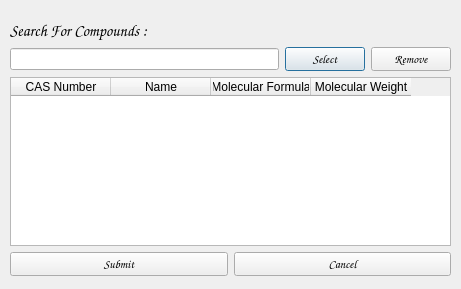
FOSSEE/Chemical-Simulator-GUI, file comp_selector.ui: the form before one commit.
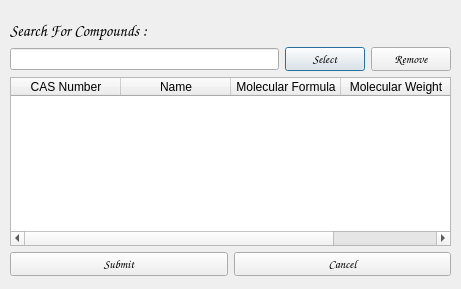
The form after the commit.

```diff
--- a/comp_selector.ui
+++ b/comp_selector.ui
@@ -75,6 +75,12 @@
     </item>
     <item>
      <widget class="QTableWidget" name="tableWidget">
+      <attribute name="horizontalHeaderDefaultSectionSize">
+       <number>110</number>
+      </attribute>
+      <attribute name="horizontalHeaderStretchLastSection">
+       <bool>true</bool>
+      </attribute>
       <column>
        <property name="text">
         <string>CAS Number</string>
```
